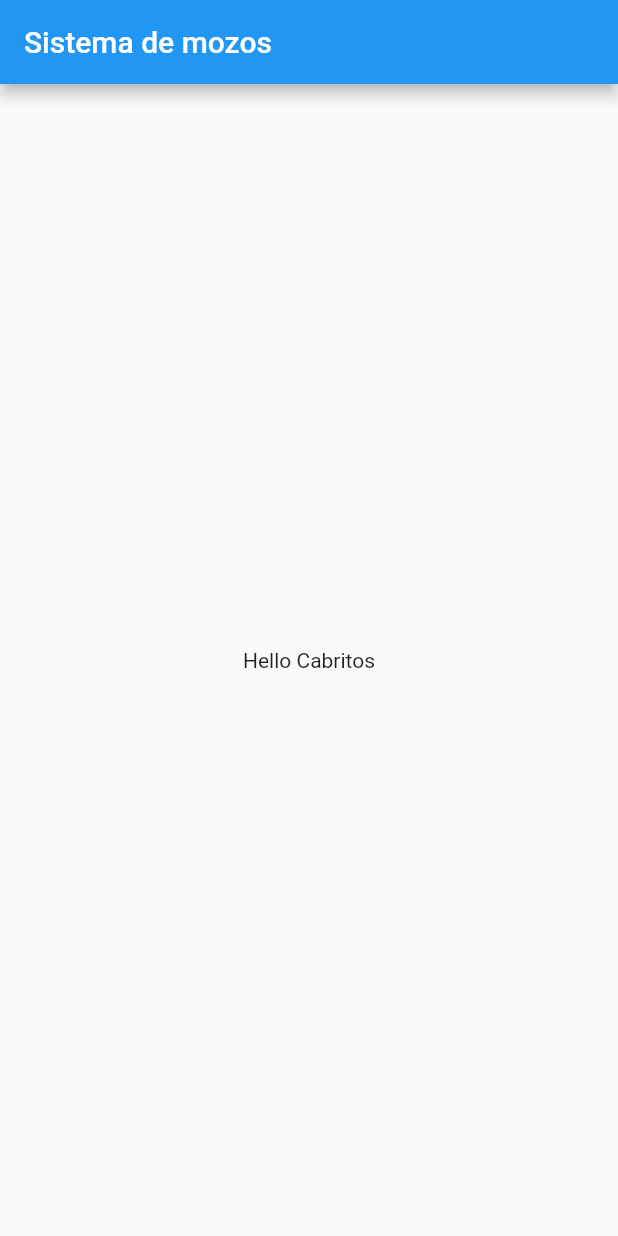
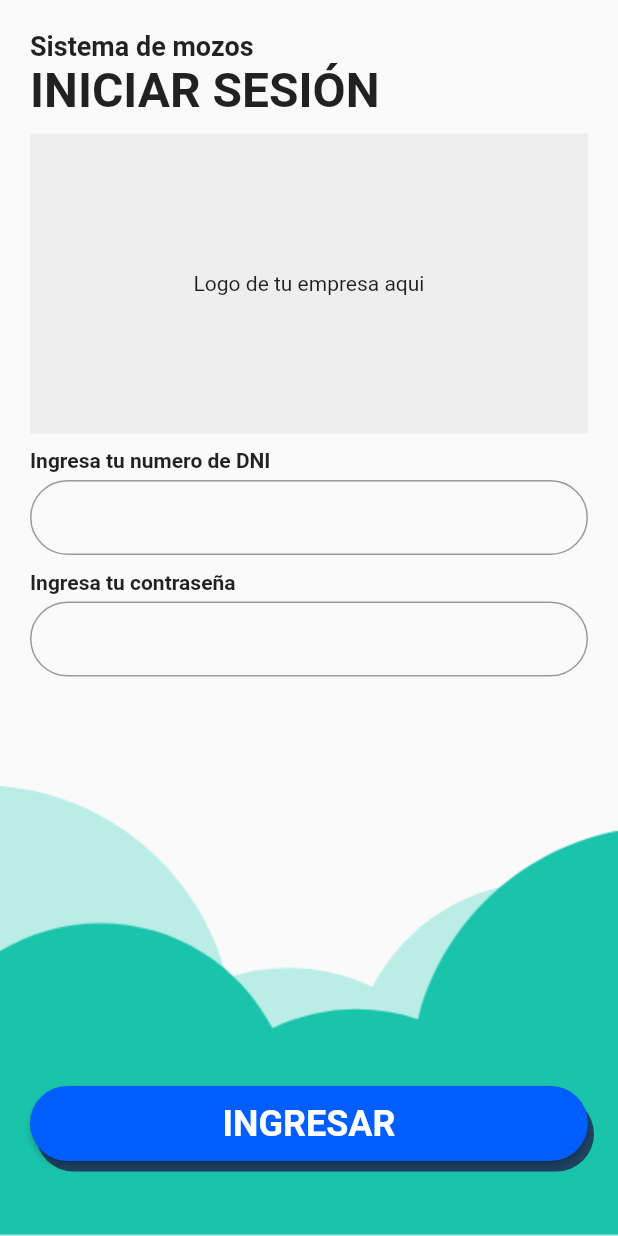
Before and after one commit to Bguillenn/rest_mozo_app, a Flutter app: the screen it shows after launch, on a phone screen of 412 x 824 dp. Run offline on Flutter 3.47's test engine with Material 2 defaults, Android fonts, the phone set to English and light mode, and no system bars.

Commit message:
LoginPage V1

```diff
--- a/lib/main.dart
+++ b/lib/main.dart
@@ -1,4 +1,5 @@
 import 'package:flutter/material.dart';
+import 'package:rest_mozo_app/src/pages/login_page.dart';
 
 void main() => runApp(MyApp());
 
@@ -7,16 +8,11 @@ class MyApp extends StatelessWidget {
   Widget build(BuildContext context) {
     return MaterialApp(
       title: 'Material App',
-      home: Scaffold(
-        appBar: AppBar(
-          title: Text('Sistema de mozos'),
-        ),
-        body: Center(
-          child: Container(
-            child: Text('Hello Cabritos'),
-          ),
-        ),
-      ),
+      debugShowCheckedModeBanner: false,
+      initialRoute: 'login',
+      routes: {
+        'login': (BuildContext context) => LoginPage(),
+      },
     );
   }
 }
--- /dev/null
+++ b/lib/src/pages/login_page.dart
@@ -0,0 +1,106 @@
+import 'package:flutter/material.dart';
+
+class LoginPage extends StatelessWidget {
+  const LoginPage({Key key}) : super(key: key);
+
+  @override
+  Widget build(BuildContext context) {
+    var form = Form(
+      child:
+        Column(crossAxisAlignment: CrossAxisAlignment.start, mainAxisSize: MainAxisSize.min, children: [
+                      Text('Sistema de mozos',
+                          style: TextStyle(fontSize: 18.0, fontWeight: FontWeight.bold),
+                          textAlign: TextAlign.left),
+                      Text('INICIAR SESIÓN',
+                          style: TextStyle(fontSize: 32.0, fontWeight: FontWeight.bold),
+                          textAlign: TextAlign.left),
+                      SizedBox(height: 10.0),
+                      Container(
+                          height: 200.0,
+                          decoration:
+                              BoxDecoration(color: Color.fromRGBO(238, 238, 238, 1)),
+                          child: Center(child: Text('Logo de tu empresa aqui'))),
+                      SizedBox(height: 10.0),
+                      Text('Ingresa tu numero de DNI',
+                          style: TextStyle(fontSize: 14.0, fontWeight: FontWeight.bold)),
+                      SizedBox(height: 5.0),
+                      createTextField(),
+                      SizedBox(height: 10.0),
+                      Text('Ingresa tu contraseña',
+                          style: TextStyle(fontSize: 14.0, fontWeight: FontWeight.bold)),
+                      SizedBox(height: 5.0),
+                      createTextField(),
+                      SizedBox(height: 15.0),
+                      Visibility(
+                        visible: false, //TODO: Statefull variable
+                        child: Text('Algun mensaje de error', //TODO: Variable Error Text
+                          style: TextStyle(fontSize: 14.0, color: Colors.red)),
+                      ),
+                      Expanded(child: SizedBox()),
+                      createSubmitButton(),
+                      SizedBox(height: 30.0),
+                ])
+
+    );
+    return Scaffold(
+          resizeToAvoidBottomInset: false,
+          body: SafeArea(
+            child: Stack(
+              fit:  StackFit.expand,
+              children: [
+                Positioned(
+                  bottom: 0.0,
+                  child: Image(image: AssetImage('assets/login_bg.png'), fit: BoxFit.fitWidth)
+                ),
+                Container(
+                    padding: EdgeInsets.all(20.0),
+                    child:
+                        form,
+                ),
+              ],
+            ),
+      ),
+    );
+  }
+
+  Widget createTextField(){
+    return Container(
+      height: 50.0,
+      width: double.infinity,
+      child: TextField(
+                  decoration: InputDecoration(
+                    fillColor: Colors.white,
+                    border: OutlineInputBorder(
+                        borderRadius:
+                            const BorderRadius.all(const Radius.circular(50.0)),
+                      ),
+                    )
+              ),
+    );
+  }
+
+  Widget createSubmitButton(){
+    return Container(
+      width: double.infinity,
+      height: 50.0,
+      decoration: BoxDecoration(
+        borderRadius: BorderRadius.circular(50.0),
+        boxShadow: [
+          BoxShadow(
+            offset: Offset(4, 7),
+            color: Color.fromRGBO(31,53,91,.9),
+          ),
+        ]
+      ),
+      child: RaisedButton(
+        color: Color.fromRGBO(0, 93, 255, 1),
+        onPressed: () { print("Probando"); },
+        child: Text('INGRESAR', style: TextStyle(fontSize: 24.0, fontWeight: FontWeight.bold, color: Colors.white)),
+        shape: new RoundedRectangleBorder(
+          borderRadius: new BorderRadius.circular(50.0),
+        ),
+      ),
+    );
+  }
+
+}
--- a/pubspec.yaml
+++ b/pubspec.yaml
@@ -45,9 +45,8 @@ flutter:
   uses-material-design: true
 
   # To add assets to your application, add an assets section, like this:
-  # assets:
-  #   - images/a_dot_burr.jpeg
-  #   - images/a_dot_ham.jpeg
+  assets:
+    - assets/login_bg.png
 
   # An image asset can refer to one or more resolution-specific "variants", see
   # https://flutter.dev/assets-and-images/#resolution-aware.
```
Also changed, not shown: assets/login_bg.png (added), 1 other file.
